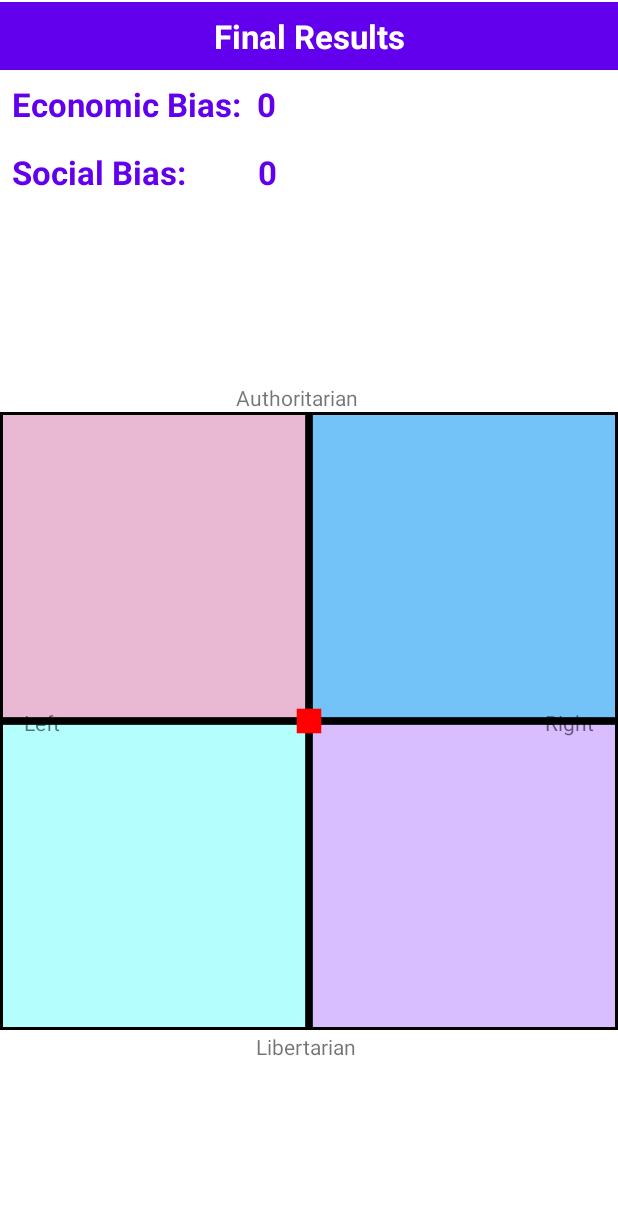
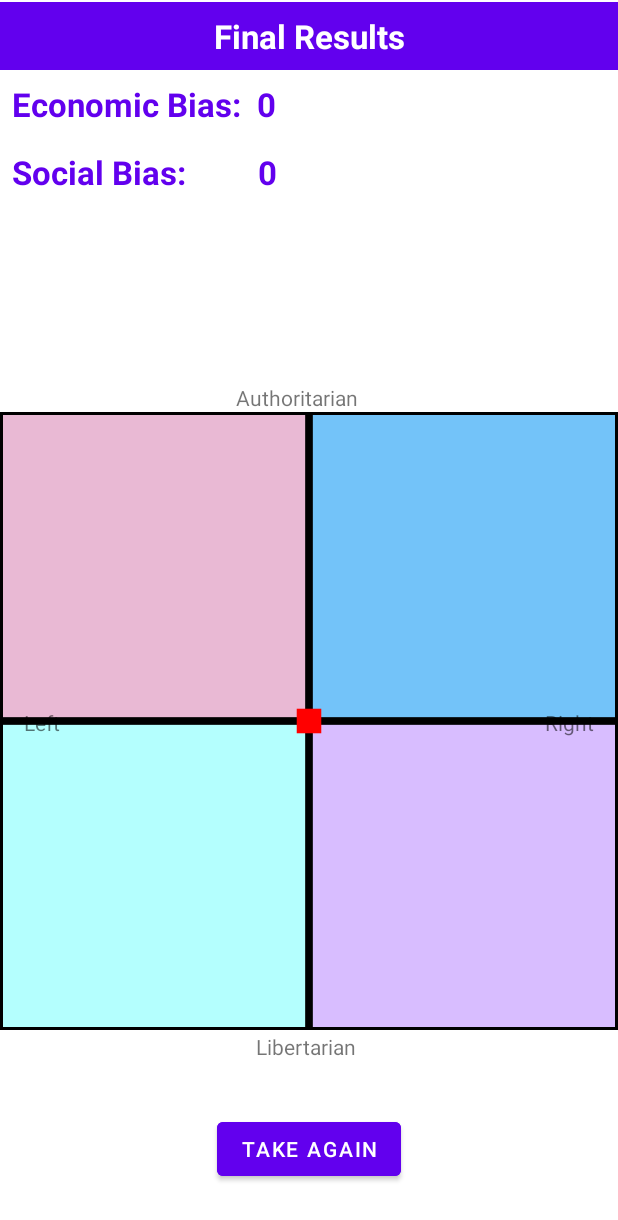
Before and after one commit to knelligan/political-empathy, an Android app: the CalcActivity screen opened directly, with no data from a screen before it, on a phone screen of 412 x 824 dp. Shown: the top 1220 px of the screen. Run offline under Robolectric (Android 15) with nearby library versions, the light colour scheme and no system bars; our stand-ins replace Firebase (no records; nobody signed in at launch, a user with empty details on screens opened directly).

Commit message:
added button to calculation activity

```diff
--- a/app/src/main/java/io/politicalempathy/CalcActivity.java
+++ b/app/src/main/java/io/politicalempathy/CalcActivity.java
@@ -2,6 +2,7 @@ package io.politicalempathy;
 
 import androidx.appcompat.app.AppCompatActivity;
 
+import android.content.Intent;
 import android.graphics.Bitmap;
 import android.graphics.Canvas;
 import android.graphics.Color;
@@ -12,6 +13,8 @@ import android.graphics.Rect;
 import android.os.Bundle;
 import android.view.SurfaceHolder;
 import android.view.SurfaceView;
+import android.view.View;
+import android.widget.Button;
 import android.widget.ImageView;
 import android.widget.TextView;
 
@@ -38,10 +41,24 @@ public class CalcActivity extends AppCompatActivity {
     /* Bitmap object used for drawing */
     private Bitmap bitmap;
 
+    //create button interactivity for register button
+    private Button takeAgain;
+
     @Override
     protected void onCreate(Bundle savedInstanceState) {
         super.onCreate(savedInstanceState);
         setContentView(R.layout.activity_calc);
+
+        //create interactive response for register button
+        takeAgain = (Button) findViewById(R.id.takeagain);
+        takeAgain.setOnClickListener(new View.OnClickListener() {
+            @Override
+            public void onClick(View view) {
+                DbQuery.globalResponseList.clear();
+                //QuoteActivity.setQuoteCounter(0);
+                startActivity(new Intent(CalcActivity.this, QuoteActivity.class));
+            }
+        });
 
         //researched plotting values here: https://programmerworld.co/android/how-to-plot-arrays-x-and-y-coordinates-on-axes-in-your-android-app-without-using-dependencies-or-libraries/
 
@@ -59,6 +76,8 @@ public class CalcActivity extends AppCompatActivity {
         plotValue();
 
     }
+
+
 
     public void scoreCalculations() {
         //get the value of each quote
--- a/app/src/main/java/io/politicalempathy/DbQuery.java
+++ b/app/src/main/java/io/politicalempathy/DbQuery.java
@@ -188,6 +188,7 @@ public class DbQuery {
 
         //put the responseValue into the map
         double userResponse = resp.createResponseValue(responseNum, quoteNum);
+        System.out.println("user response value: " + userResponse);
         //set response value
         resp.setResponseValue(userResponse);
         //set type
--- a/app/src/main/res/layout/activity_calc.xml
+++ b/app/src/main/res/layout/activity_calc.xml
@@ -114,5 +114,16 @@
         app:layout_constraintTop_toBottomOf="@+id/linearLayoutcalc"
         app:layout_constraintVertical_bias="0.501" />
 
+    <Button
+        android:id="@+id/takeagain"
+        android:layout_width="wrap_content"
+        android:layout_height="wrap_content"
+        android:backgroundTint="@color/design_default_color_primary"
+        android:text="TAKE AGAIN"
+        app:layout_constraintBottom_toBottomOf="parent"
+        app:layout_constraintEnd_toEndOf="parent"
+        app:layout_constraintStart_toStartOf="parent"
+        app:layout_constraintTop_toBottomOf="@+id/libertariantext" />
+
 
 </androidx.constraintlayout.widget.ConstraintLayout>
```
Also changed, not shown: app/src/main/java/io/politicalempathy/QuoteActivity.java (+10 -0 lines).
